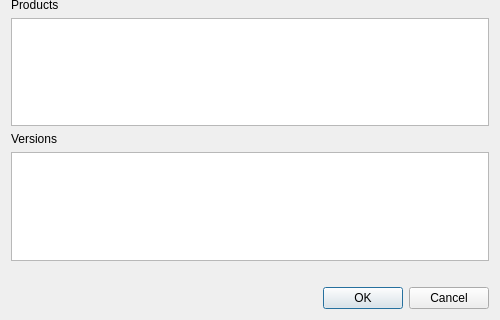
First picture: the form in qt/lc_qhubloaddialog.ui, repository ghackenberg/leocad, before the edit; both pictures show x 0 to 500 and y 154 to 474 of the 500 by 474 pixel window.
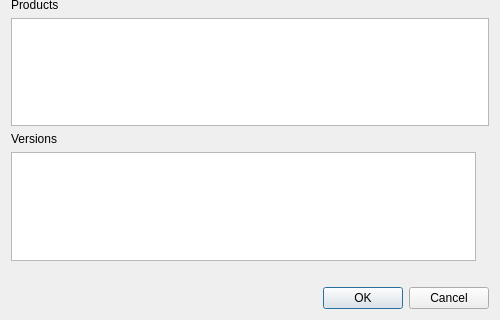
Second picture: the form after the edit.

Commit message: show preview image of 3D model for selected version

Patch:
```diff
--- a/qt/lc_qhubloaddialog.ui
+++ b/qt/lc_qhubloaddialog.ui
@@ -94,7 +94,33 @@
     </widget>
    </item>
    <item>
-    <widget class="QListWidget" name="VersionList"/>
+    <layout class="QHBoxLayout" name="horizontalLayout">
+     <item>
+      <widget class="QListWidget" name="VersionList"/>
+     </item>
+     <item>
+      <widget class="QLabel" name="VersionImage">
+       <property name="baseSize">
+        <size>
+         <width>0</width>
+         <height>0</height>
+        </size>
+       </property>
+       <property name="autoFillBackground">
+        <bool>false</bool>
+       </property>
+       <property name="styleSheet">
+        <string notr="true"/>
+       </property>
+       <property name="text">
+        <string/>
+       </property>
+       <property name="scaledContents">
+        <bool>false</bool>
+       </property>
+      </widget>
+     </item>
+    </layout>
    </item>
    <item>
     <widget class="QLabel" name="ErrorLabel">
```
The commit also changes 3 other files.
